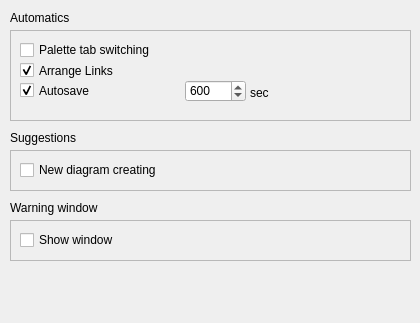
Before: the Qt Designer form qrgui/dialogs/preferencesPages/behaviourPage.ui in qreal/qreal, drawn with Qt 5.
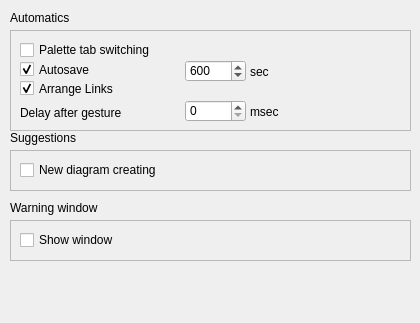
After: the same form once the commit is applied.

Commit message: fix #286. added delay selection on behavioral page

The edit to the form file:
```diff
--- a/qrgui/dialogs/preferencesPages/behaviourPage.ui
+++ b/qrgui/dialogs/preferencesPages/behaviourPage.ui
@@ -58,7 +58,7 @@
      <x>10</x>
      <y>30</y>
      <width>401</width>
-     <height>91</height>
+     <height>101</height>
     </rect>
    </property>
    <property name="sizePolicy">
@@ -90,7 +90,7 @@
     <property name="geometry">
      <rect>
       <x>10</x>
-      <y>30</y>
+      <y>48</y>
       <width>201</width>
       <height>21</height>
      </rect>
@@ -106,7 +106,7 @@
     <property name="geometry">
      <rect>
       <x>10</x>
-      <y>50</y>
+      <y>29</y>
       <width>161</width>
       <height>21</height>
      </rect>
@@ -122,7 +122,7 @@
     <property name="geometry">
      <rect>
       <x>175</x>
-      <y>50</y>
+      <y>30</y>
       <width>61</width>
       <height>22</height>
      </rect>
@@ -144,7 +144,7 @@
     <property name="geometry">
      <rect>
       <x>240</x>
-      <y>56</y>
+      <y>35</y>
       <width>57</width>
       <height>14</height>
      </rect>
@@ -153,6 +153,48 @@
      <string>sec</string>
     </property>
    </widget>
+   <widget class="QSpinBox" name="gestureDelaySpinBox">
+    <property name="geometry">
+     <rect>
+      <x>175</x>
+      <y>70</y>
+      <width>61</width>
+      <height>22</height>
+     </rect>
+    </property>
+    <property name="maximum">
+     <number>100000</number>
+    </property>
+    <property name="singleStep">
+     <number>10</number>
+    </property>
+   </widget>
+   <widget class="QLabel" name="gestureDelayTimeUnitLabel">
+    <property name="geometry">
+     <rect>
+      <x>240</x>
+      <y>75</y>
+      <width>46</width>
+      <height>13</height>
+     </rect>
+    </property>
+    <property name="text">
+     <string>msec</string>
+    </property>
+   </widget>
+   <widget class="QLabel" name="gestureDelayLabel">
+    <property name="geometry">
+     <rect>
+      <x>10</x>
+      <y>75</y>
+      <width>121</width>
+      <height>16</height>
+     </rect>
+    </property>
+    <property name="text">
+     <string>Delay after gesture</string>
+    </property>
+   </widget>
   </widget>
   <widget class="QLabel" name="label_41">
    <property name="geometry">
```
The commit also changes 2 other files.
